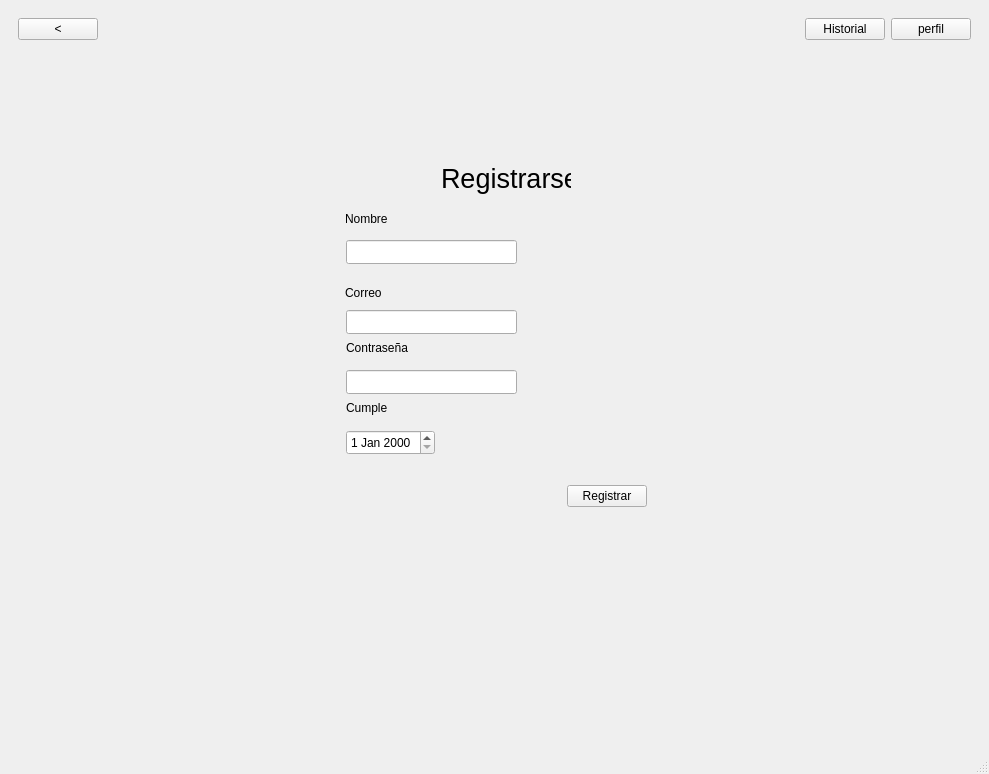
Above: proyecto/mainwindow.ui from anaasemad/IHM_carta before the change. Below: the same form after it.
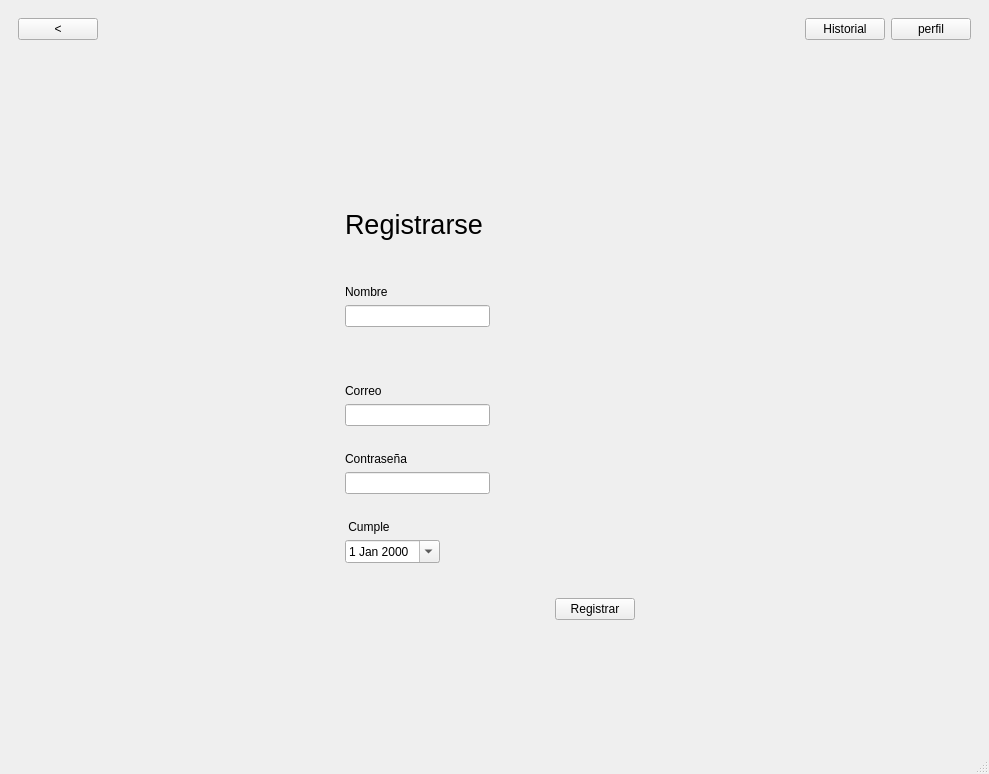
That is the form after the change. The open tabs and pages were chosen to show the change. Icons and pictures are not drawn.

What changed in the file:
```diff
--- a/proyecto/mainwindow.ui
+++ b/proyecto/mainwindow.ui
@@ -10,6 +10,18 @@
     <height>774</height>
    </rect>
   </property>
+  <property name="sizePolicy">
+   <sizepolicy hsizetype="Fixed" vsizetype="Fixed">
+    <horstretch>0</horstretch>
+    <verstretch>0</verstretch>
+   </sizepolicy>
+  </property>
+  <property name="minimumSize">
+   <size>
+    <width>180</width>
+    <height>180</height>
+   </size>
+  </property>
   <property name="windowTitle">
    <string>MainWindow</string>
   </property>
@@ -1567,70 +1579,38 @@
         </item>
         <item row="1" column="1">
          <widget class="QWidget" name="widget" native="true">
-          <widget class="QLabel" name="et_registro">
-           <property name="geometry">
-            <rect>
-             <x>60</x>
-             <y>0</y>
-             <width>175</width>
-             <height>36</height>
-            </rect>
-           </property>
-           <property name="sizePolicy">
-            <sizepolicy hsizetype="Preferred" vsizetype="Preferred">
-             <horstretch>0</horstretch>
-             <verstretch>0</verstretch>
-            </sizepolicy>
-           </property>
-           <property name="font">
-            <font>
-             <pointsize>20</pointsize>
-            </font>
-           </property>
+          <layout class="QGridLayout" name="gridLayout_6">
+           <item row="8" column="0">
+            <widget class="QLabel" name="error_correo">
            <property name="text">
-            <string>      Registrarse</string>
-           </property>
-          </widget>
+              <string/>
+             </property>
+            </widget>
+           </item>
+           <item row="1" column="0">
           <widget class="QLabel" name="et_name">
-           <property name="geometry">
-            <rect>
-             <x>9</x>
-             <y>51</y>
-             <width>91</width>
-             <height>16</height>
-            </rect>
-           </property>
            <property name="text">
             <string>Nombre</string>
            </property>
           </widget>
-          <widget class="QLineEdit" name="campo_name">
-           <property name="geometry">
-            <rect>
-             <x>10</x>
-             <y>80</y>
-             <width>171</width>
-             <height>24</height>
-            </rect>
-           </property>
+           </item>
+           <item row="11" column="0">
+            <widget class="QLabel" name="error_pass">
            <property name="sizePolicy">
-            <sizepolicy hsizetype="Fixed" vsizetype="Fixed">
+              <sizepolicy hsizetype="Preferred" vsizetype="Fixed">
              <horstretch>0</horstretch>
              <verstretch>0</verstretch>
             </sizepolicy>
            </property>
-          </widget>
+             <property name="text">
+              <string/>
+             </property>
+            </widget>
+           </item>
+           <item row="10" column="0">
           <widget class="QLineEdit" name="campo_pass_2">
-           <property name="geometry">
-            <rect>
-             <x>10</x>
-             <y>210</y>
-             <width>171</width>
-             <height>24</height>
-            </rect>
-           </property>
            <property name="sizePolicy">
-            <sizepolicy hsizetype="Fixed" vsizetype="Fixed">
+              <sizepolicy hsizetype="Expanding" vsizetype="Fixed">
              <horstretch>0</horstretch>
              <verstretch>0</verstretch>
             </sizepolicy>
@@ -1639,108 +1619,98 @@
             <enum>QLineEdit::EchoMode::Password</enum>
            </property>
           </widget>
-          <widget class="QLabel" name="et_pass_2">
-           <property name="geometry">
-            <rect>
-             <x>10</x>
-             <y>180</y>
-             <width>131</width>
-             <height>16</height>
-            </rect>
-           </property>
+           </item>
+           <item row="0" column="2">
+            <widget class="QWidget" name="widget_4" native="true">
+             <property name="sizePolicy">
+              <sizepolicy hsizetype="Fixed" vsizetype="Fixed">
+               <horstretch>0</horstretch>
+               <verstretch>0</verstretch>
+              </sizepolicy>
+             </property>
+             <property name="minimumSize">
+              <size>
+               <width>120</width>
+               <height>110</height>
+              </size>
+             </property>
+             <layout class="QVBoxLayout" name="verticalLayout_2">
+              <item>
+               <widget class="QLabel" name="label">
+                <property name="sizePolicy">
+                 <sizepolicy hsizetype="Fixed" vsizetype="Fixed">
+                  <horstretch>0</horstretch>
+                  <verstretch>0</verstretch>
+                 </sizepolicy>
+                </property>
+                <property name="minimumSize">
+                 <size>
+                  <width>100</width>
+                  <height>80</height>
+                 </size>
+                </property>
+                <property name="maximumSize">
+                 <size>
+                  <width>100</width>
+                  <height>100</height>
+                 </size>
+                </property>
+                <property name="sizeIncrement">
+                 <size>
+                  <width>0</width>
+                  <height>0</height>
+                 </size>
+                </property>
            <property name="text">
-            <string>Contraseña</string>
-           </property>
-          </widget>
-          <widget class="QLabel" name="et_correo">
-           <property name="geometry">
-            <rect>
-             <x>9</x>
-             <y>125</y>
-             <width>111</width>
-             <height>16</height>
-            </rect>
-           </property>
+                 <string/>
+                </property>
+                <property name="pixmap">
+                 <pixmap resource="../resources/imagenes.qrc">:/img/icons/I_avatar.png</pixmap>
+                </property>
+                <property name="scaledContents">
+                 <bool>true</bool>
+                </property>
+                <property name="alignment">
+                 <set>Qt::AlignmentFlag::AlignCenter</set>
+                </property>
+               </widget>
+              </item>
+             </layout>
+            </widget>
+           </item>
+           <item row="0" column="0">
+            <widget class="QLabel" name="et_registro">
+             <property name="sizePolicy">
+              <sizepolicy hsizetype="Preferred" vsizetype="Preferred">
+               <horstretch>0</horstretch>
+               <verstretch>0</verstretch>
+              </sizepolicy>
+             </property>
+             <property name="font">
+              <font>
+               <pointsize>20</pointsize>
+              </font>
+             </property>
            <property name="text">
-            <string>Correo</string>
-           </property>
-          </widget>
+              <string>Registrarse</string>
+             </property>
+             <property name="alignment">
+              <set>Qt::AlignmentFlag::AlignLeading|Qt::AlignmentFlag::AlignLeft|Qt::AlignmentFlag::AlignVCenter</set>
+             </property>
+            </widget>
+           </item>
+           <item row="7" column="0">
           <widget class="QLineEdit" name="campo_correo">
-           <property name="geometry">
-            <rect>
-             <x>10</x>
-             <y>150</y>
-             <width>171</width>
-             <height>24</height>
-            </rect>
-           </property>
            <property name="sizePolicy">
-            <sizepolicy hsizetype="Fixed" vsizetype="Fixed">
+              <sizepolicy hsizetype="Expanding" vsizetype="Fixed">
              <horstretch>0</horstretch>
              <verstretch>0</verstretch>
             </sizepolicy>
            </property>
           </widget>
-          <widget class="QLabel" name="error_correo">
-           <property name="geometry">
-            <rect>
-             <x>10</x>
-             <y>140</y>
-             <width>221</width>
-             <height>16</height>
-            </rect>
-           </property>
-           <property name="text">
-            <string/>
-           </property>
-          </widget>
-          <widget class="QLabel" name="error_pass">
-           <property name="geometry">
-            <rect>
-             <x>10</x>
-             <y>200</y>
-             <width>231</width>
-             <height>16</height>
-            </rect>
-           </property>
-           <property name="sizePolicy">
-            <sizepolicy hsizetype="Preferred" vsizetype="Fixed">
-             <horstretch>0</horstretch>
-             <verstretch>0</verstretch>
-            </sizepolicy>
-           </property>
-           <property name="text">
-            <string/>
-           </property>
-          </widget>
-          <widget class="QLabel" name="error_user">
-           <property name="geometry">
-            <rect>
-             <x>9</x>
-             <y>73</y>
-             <width>16</width>
-             <height>16</height>
-            </rect>
-           </property>
-           <property name="sizePolicy">
-            <sizepolicy hsizetype="Preferred" vsizetype="Fixed">
-             <horstretch>0</horstretch>
-             <verstretch>0</verstretch>
-            </sizepolicy>
-           </property>
-           <property name="text">
-            <string/>
-           </property>
-          </widget>
+           </item>
+           <item row="17" column="1" colspan="2">
           <widget class="QWidget" name="widget_3" native="true">
-           <property name="geometry">
-            <rect>
-             <x>10</x>
-             <y>311</y>
-             <width>301</width>
-             <height>51</height>
-            </rect>
-           </property>
            <layout class="QHBoxLayout" name="horizontalLayout_7">
             <item>
              <spacer name="horizontalSpacer_9">
@@ -1749,7 +1719,7 @@
               </property>
               <property name="sizeHint" stdset="0">
                <size>
-                <width>194</width>
+                  <width>50</width>
                 <height>20</height>
                </size>
               </property>
@@ -1764,15 +1734,33 @@
             </item>
            </layout>
           </widget>
+           </item>
+           <item row="2" column="0">
+            <widget class="QLineEdit" name="campo_name">
+             <property name="sizePolicy">
+              <sizepolicy hsizetype="Expanding" vsizetype="Fixed">
+               <horstretch>0</horstretch>
+               <verstretch>0</verstretch>
+              </sizepolicy>
+             </property>
+            </widget>
+           </item>
+           <item row="9" column="0">
+            <widget class="QLabel" name="et_pass_2">
+             <property name="text">
+              <string>Contraseña</string>
+             </property>
+            </widget>
+           </item>
+           <item row="6" column="0" colspan="3">
+            <widget class="QLabel" name="et_correo">
+             <property name="text">
+              <string>Correo</string>
+             </property>
+            </widget>
+           </item>
+           <item row="12" column="0">
           <widget class="QLabel" name="et_cumple">
-           <property name="geometry">
-            <rect>
-             <x>10</x>
-             <y>240</y>
-             <width>89</width>
-             <height>16</height>
-            </rect>
-           </property>
            <property name="sizePolicy">
             <sizepolicy hsizetype="Preferred" vsizetype="Fixed">
              <horstretch>0</horstretch>
@@ -1780,32 +1768,44 @@
             </sizepolicy>
            </property>
            <property name="text">
-            <string>Cumple</string>
-           </property>
-          </widget>
-          <widget class="QLabel" name="error_edad">
-           <property name="geometry">
-            <rect>
-             <x>10</x>
-             <y>252</y>
-             <width>89</width>
-             <height>20</height>
-            </rect>
+              <string> Cumple</string>
+             </property>
+            </widget>
+           </item>
+           <item row="3" column="0" rowspan="3" colspan="2">
+            <widget class="QLabel" name="error_user">
+             <property name="sizePolicy">
+              <sizepolicy hsizetype="Preferred" vsizetype="Fixed">
+               <horstretch>0</horstretch>
+               <verstretch>0</verstretch>
+              </sizepolicy>
            </property>
            <property name="text">
             <string/>
            </property>
           </widget>
+           </item>
+           <item row="13" column="0">
           <widget class="QDateEdit" name="campo_cumple">
-           <property name="geometry">
-            <rect>
-             <x>10</x>
-             <y>270</y>
-             <width>89</width>
-             <height>25</height>
-            </rect>
-           </property>
-          </widget>
+             <property name="sizePolicy">
+              <sizepolicy hsizetype="Fixed" vsizetype="Fixed">
+               <horstretch>0</horstretch>
+               <verstretch>0</verstretch>
+              </sizepolicy>
+             </property>
+             <property name="calendarPopup">
+              <bool>true</bool>
+             </property>
+            </widget>
+           </item>
+           <item row="14" column="0">
+            <widget class="QLabel" name="error_edad">
+             <property name="text">
+              <string/>
+             </property>
+            </widget>
+           </item>
+          </layout>
          </widget>
         </item>
        </layout>
```
Left out of the diff: 6 changed lines with no effect on the pictures. Lines whose indentation alone changed are shown as unchanged.
